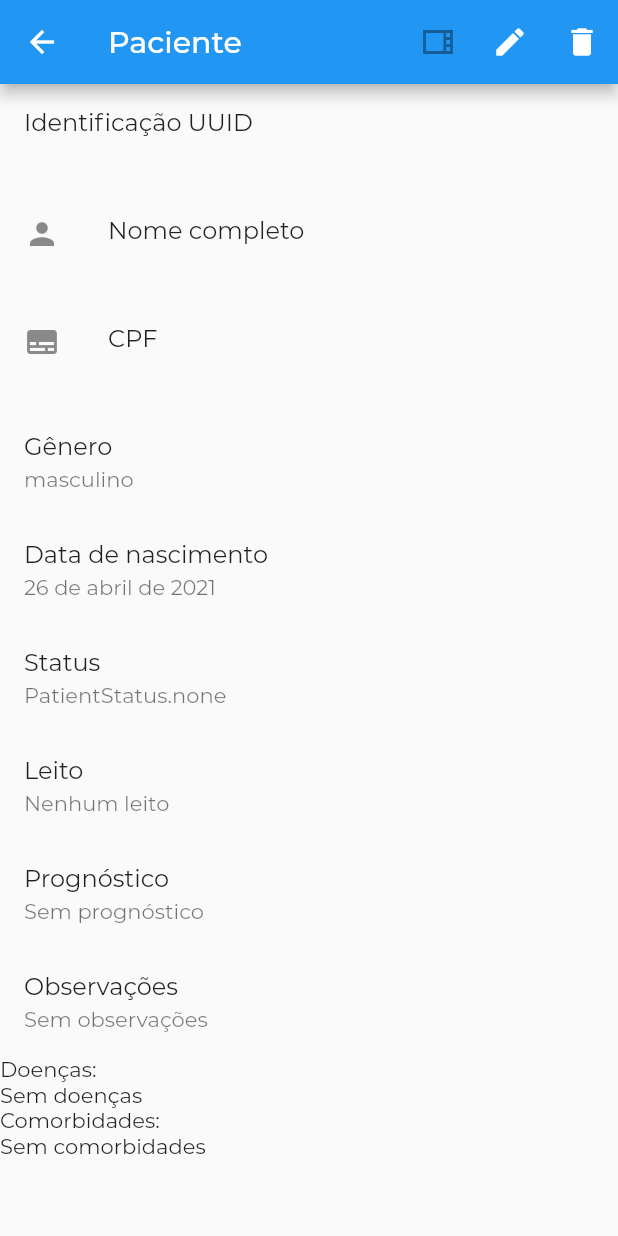
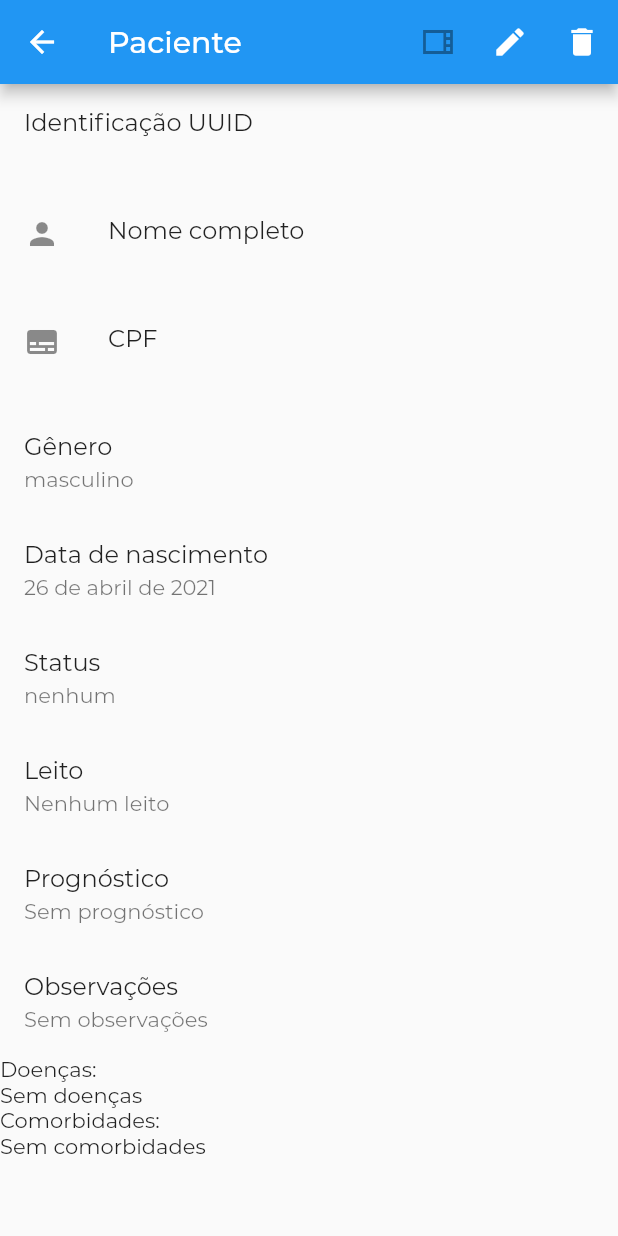
Before and after one commit to juanxjk/app-medical-monitor-mobile, a Flutter app: the PatientView screen opened directly with empty values, on a phone screen of 412 x 824 dp. Run offline on Flutter 3.47's test engine with Material 2 defaults, Android fonts, the phone set to English and light mode, and no system bars; our stand-ins replace jwt_decoder; missing offline and left inert: mqtt_client; project files that could hold a hidden picture were left out.

Commit message:
fix(views): use enums' displayNames

```diff
--- a/lib/views/patient_view.dart
+++ b/lib/views/patient_view.dart
@@ -206,7 +206,7 @@ class _PatientViewState extends State<PatientView> {
           ),
           ListTile(
             title: Text("Status"),
-            subtitle: Text(_patient.status.toString()),
+            subtitle: Text(_patient.status.displayName),
           ),
           ListTile(
             title: Text("Leito"),
--- a/lib/views/user_view.dart
+++ b/lib/views/user_view.dart
@@ -139,7 +139,7 @@ class _UserViewState extends State<UserView> {
           ),
           ListTile(
             title: Text("Função"),
-            subtitle: Text(_user.role.toString()),
+            subtitle: Text(_user.role.displayName),
           ),
           ListTile(
             title: Text("Conta verificada"),
```
